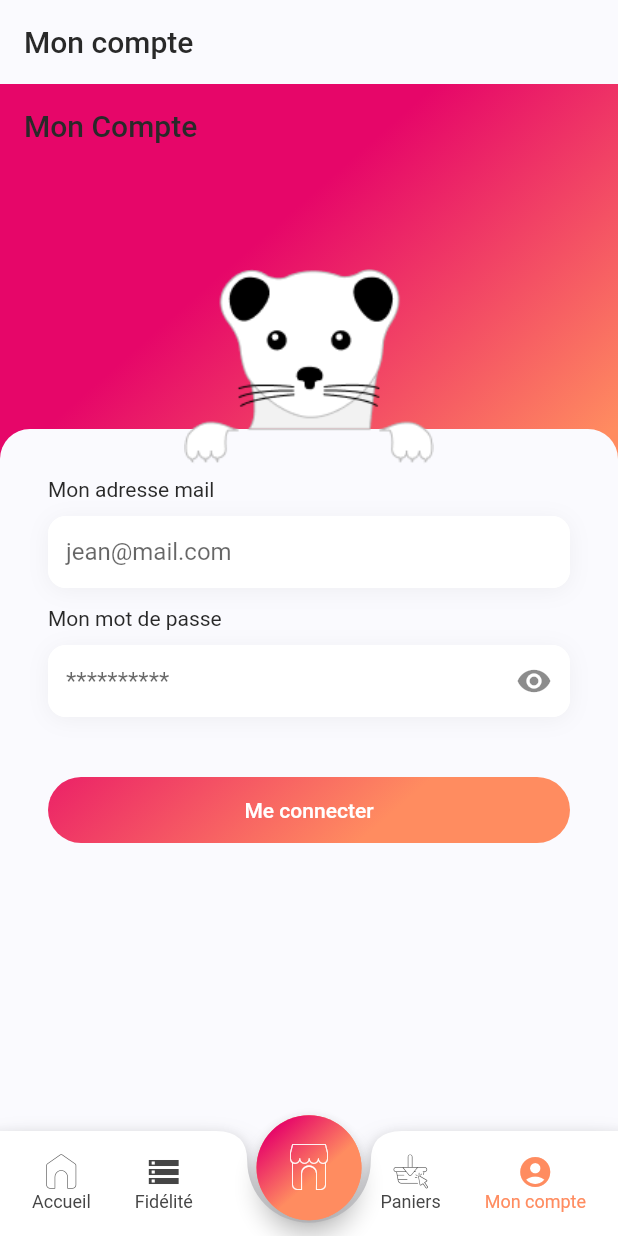
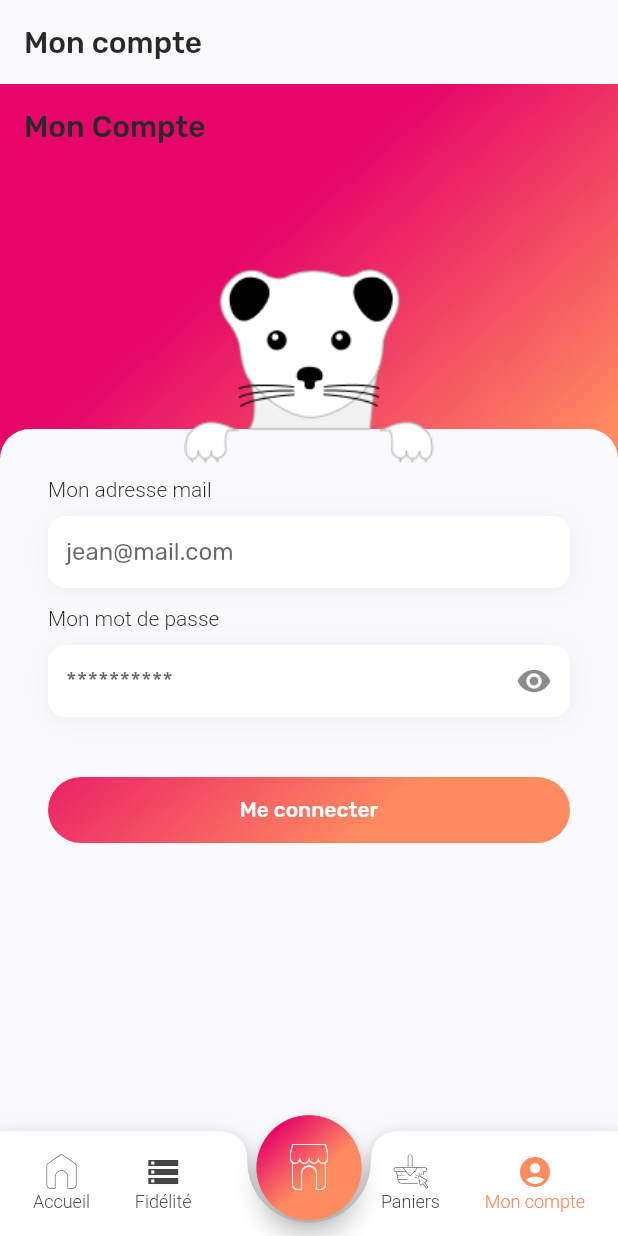
Before and after one commit to Le-Chemin-du-Local/Application, a Flutter app: the screen it shows after launch, item 4 of the bottom bar chosen, on a phone screen of 412 x 824 dp. Run offline on Flutter 3.47's test engine with Material 2 defaults, Android fonts, the phone set to English and light mode, and no system bars; our stand-ins replace date_time_picker, file_picker, flutter_riverpod, flutter_secure_storage, flutter_vector_icons, freezed_annotation and 3 more; missing offline and left inert: latlng, map; generated files the repository leaves out were written again; statements that could not run were skipped.

Commit message:
💄 Changement de police

```diff
--- a/lib/theme/cl_theme.dart
+++ b/lib/theme/cl_theme.dart
@@ -1,6 +1,7 @@
 import 'package:chemin_du_local/theme/palette.dart';
 import 'package:flutter/material.dart';
 import 'package:flutter/services.dart';
+import 'package:google_fonts/google_fonts.dart';
 
 class ClTheme {
   static ThemeData theme(BuildContext context) {
@@ -22,10 +23,10 @@ class ClTheme {
         systemOverlayStyle: SystemUiOverlayStyle.light,
       ),
 
-      textTheme: const TextTheme(
-        headline2: TextStyle(fontSize: 24, color: Palette.colorDark),
-        bodyText1: TextStyle(fontSize: 12, color: Palette.colorDark),
-        bodyText2: TextStyle(fontSize: 18, color: Palette.colorDark)
+      textTheme: GoogleFonts.rubikTextTheme().copyWith(
+        headline2: const TextStyle(fontSize: 24, color: Palette.colorDark),
+        bodyText1: const TextStyle(fontSize: 12, color: Palette.colorDark),
+        bodyText2: const TextStyle(fontSize: 16, fontWeight: FontWeight.w300, color: Palette.colorDark)
       ),
 
       visualDensity: VisualDensity.standard
--- a/pubspec.yaml
+++ b/pubspec.yaml
@@ -36,6 +36,7 @@ dependencies:
   flutter_secure_storage: ^5.0.2
   flutter_vector_icons: ^1.0.0
   freezed_annotation: ^1.1.0
+  google_fonts: ^2.3.1
   graphql_flutter: ^5.0.1
   http: ^0.13.4
   intl: ^0.17.0
```
